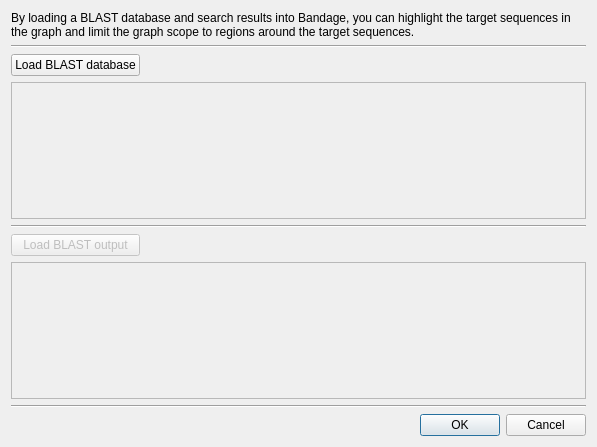
Old version of the form ui/loadblastresultsdialog.ui in the repository rrwick/Bandage.
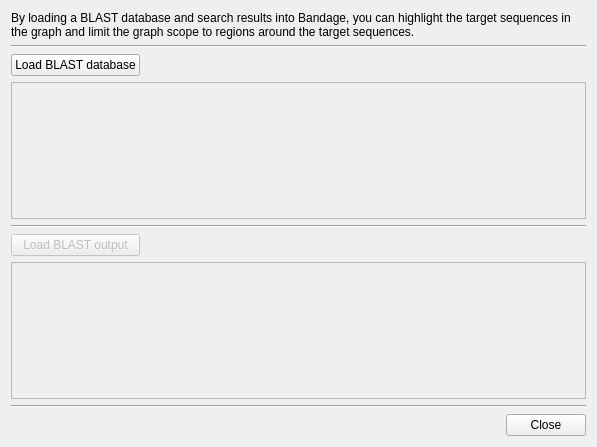
New version of the form.

Diff of the .ui file:
```diff
--- a/ui/loadblastresultsdialog.ui
+++ b/ui/loadblastresultsdialog.ui
@@ -78,7 +78,7 @@
       <enum>Qt::Horizontal</enum>
      </property>
      <property name="standardButtons">
-      <set>QDialogButtonBox::Cancel|QDialogButtonBox::Ok</set>
+      <set>QDialogButtonBox::Close</set>
      </property>
     </widget>
    </item>
```
